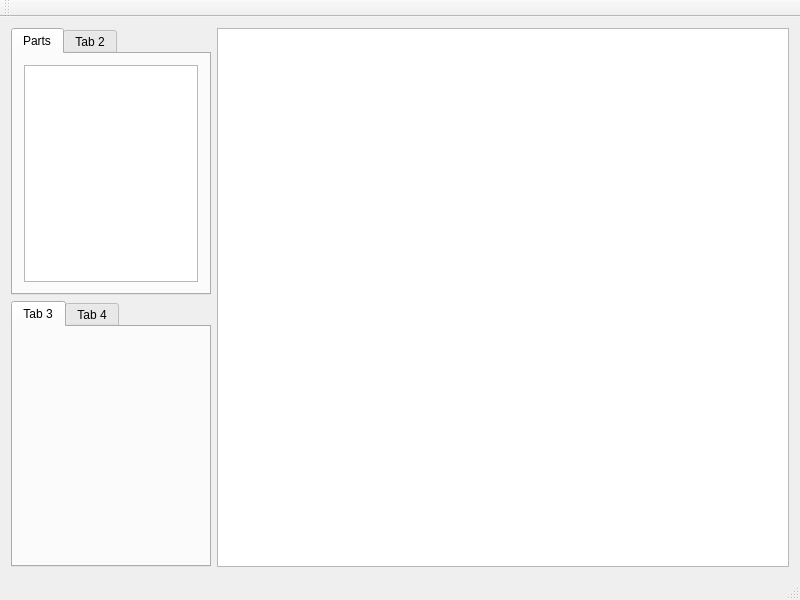
Old version of the form simulator/simulator/mainwindow.ui in the repository yart-group/yart.
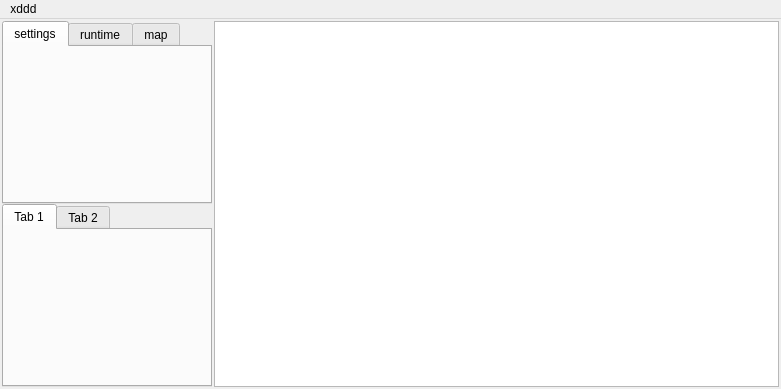
New version of the form.

```diff
--- a/simulator/simulator/mainwindow.ui
+++ b/simulator/simulator/mainwindow.ui
@@ -6,99 +6,129 @@
    <rect>
     <x>0</x>
     <y>0</y>
-    <width>800</width>
-    <height>600</height>
+    <width>781</width>
+    <height>389</height>
    </rect>
   </property>
   <property name="windowTitle">
    <string>MainWindow</string>
   </property>
   <widget class="QWidget" name="centralWidget">
-   <layout class="QGridLayout" name="gridLayout">
-    <item row="1" column="0">
-     <widget class="QTabWidget" name="lowerTabs">
-      <property name="sizePolicy">
-       <sizepolicy hsizetype="Maximum" vsizetype="Expanding">
-        <horstretch>0</horstretch>
-        <verstretch>0</verstretch>
-       </sizepolicy>
-      </property>
+   <layout class="QHBoxLayout" name="horizontalLayout">
+    <property name="spacing">
+     <number>2</number>
+    </property>
+    <property name="leftMargin">
+     <number>2</number>
+    </property>
+    <property name="topMargin">
+     <number>2</number>
+    </property>
+    <property name="rightMargin">
+     <number>2</number>
+    </property>
+    <property name="bottomMargin">
+     <number>2</number>
+    </property>
+    <item>
+     <widget class="QWidget" name="leftWidget" native="true">
       <property name="minimumSize">
        <size>
-        <width>200</width>
+        <width>210</width>
         <height>0</height>
        </size>
       </property>
-      <property name="currentIndex">
-       <number>0</number>
-      </property>
-      <property name="movable">
-       <bool>true</bool>
-      </property>
-      <widget class="QWidget" name="tab003">
-       <attribute name="title">
-        <string>Tab 3</string>
-       </attribute>
-      </widget>
-      <widget class="QWidget" name="tab004">
-       <attribute name="title">
-        <string>Tab 4</string>
-       </attribute>
-      </widget>
-     </widget>
-    </item>
-    <item row="0" column="0">
-     <widget class="QTabWidget" name="upperTabs">
-      <property name="sizePolicy">
-       <sizepolicy hsizetype="Maximum" vsizetype="Expanding">
-        <horstretch>0</horstretch>
-        <verstretch>0</verstretch>
-       </sizepolicy>
-      </property>
-      <property name="minimumSize">
+      <property name="maximumSize">
        <size>
-        <width>200</width>
-        <height>0</height>
+        <width>210</width>
+        <height>16777215</height>
        </size>
       </property>
-      <property name="currentIndex">
-       <number>0</number>
-      </property>
-      <property name="movable">
-       <bool>true</bool>
-      </property>
-      <widget class="QWidget" name="partsTab">
-       <attribute name="title">
-        <string>Parts</string>
-       </attribute>
-       <layout class="QGridLayout" name="gridLayout_2">
-        <item row="0" column="0">
-         <widget class="QGraphicsView" name="parts">
-          <property name="sizePolicy">
-           <sizepolicy hsizetype="Ignored" vsizetype="Ignored">
-            <horstretch>0</horstretch>
-            <verstretch>0</verstretch>
-           </sizepolicy>
-          </property>
-          <property name="minimumSize">
-           <size>
-            <width>0</width>
-            <height>0</height>
-           </size>
-          </property>
+      <layout class="QVBoxLayout" name="verticalLayout_2">
+       <property name="spacing">
+        <number>0</number>
+       </property>
+       <property name="leftMargin">
+        <number>0</number>
+       </property>
+       <property name="topMargin">
+        <number>0</number>
+       </property>
+       <property name="rightMargin">
+        <number>0</number>
+       </property>
+       <property name="bottomMargin">
+        <number>0</number>
+       </property>
+       <item>
+        <widget class="QTabWidget" name="controlTabWidget">
+         <property name="currentIndex">
+          <number>0</number>
+         </property>
+         <widget class="QWidget" name="tab_3">
+          <attribute name="title">
+           <string>settings</string>
+          </attribute>
          </widget>
-        </item>
-       </layout>
-      </widget>
-      <widget class="QWidget" name="tab002">
-       <attribute name="title">
-        <string>Tab 2</string>
-       </attribute>
-      </widget>
+         <widget class="QWidget" name="tab_4">
+          <attribute name="title">
+           <string>runtime</string>
+          </attribute>
+         </widget>
+         <widget class="QWidget" name="tab_5">
+          <attribute name="title">
+           <string>map</string>
+          </attribute>
+         </widget>
+        </widget>
+       </item>
+       <item>
+        <widget class="QTabWidget" name="logsTabWidget">
+         <property name="tabPosition">
+          <enum>QTabWidget::North</enum>
+         </property>
+         <property name="tabShape">
+          <enum>QTabWidget::Rounded</enum>
+         </property>
+         <widget class="QWidget" name="tab">
+          <attribute name="title">
+           <string>Tab 1</string>
+          </attribute>
+         </widget>
+         <widget class="QWidget" name="tab_2">
+          <attribute name="title">
+           <string>Tab 2</string>
+          </attribute>
+          <zorder>controlTabWidget</zorder>
+         </widget>
+        </widget>
+       </item>
+      </layout>
      </widget>
     </item>
-    <item row="0" column="1" rowspan="2">
-     <widget class="QGraphicsView" name="workspace"/>
+    <item>
+     <widget class="QWidget" name="rightWidget" native="true">
+      <layout class="QHBoxLayout" name="horizontalLayout_2">
+       <property name="spacing">
+        <number>0</number>
+       </property>
+       <property name="leftMargin">
+        <number>0</number>
+       </property>
+       <property name="topMargin">
+        <number>0</number>
+       </property>
+       <property name="rightMargin">
+        <number>0</number>
+       </property>
+       <property name="bottomMargin">
+        <number>0</number>
+       </property>
+       <item>
+        <widget class="QGraphicsView" name="workspace"/>
+       </item>
+      </layout>
+     </widget>
     </item>
    </layout>
   </widget>
@@ -107,22 +137,16 @@
     <rect>
      <x>0</x>
      <y>0</y>
-     <width>800</width>
+     <width>781</width>
      <height>19</height>
     </rect>
    </property>
-  </widget>
-  <widget class="QStatusBar" name="statusBar"/>
-  <widget class="QToolBar" name="toolBar">
-   <property name="windowTitle">
-    <string>toolBar</string>
-   </property>
-   <attribute name="toolBarArea">
-    <enum>TopToolBarArea</enum>
-   </attribute>
-   <attribute name="toolBarBreak">
-    <bool>false</bool>
-   </attribute>
+   <widget class="QMenu" name="menuXddd">
+    <property name="title">
+     <string>xddd</string>
+    </property>
+   </widget>
+   <addaction name="menuXddd"/>
   </widget>
  </widget>
  <layoutdefault spacing="6" margin="11"/>
```
